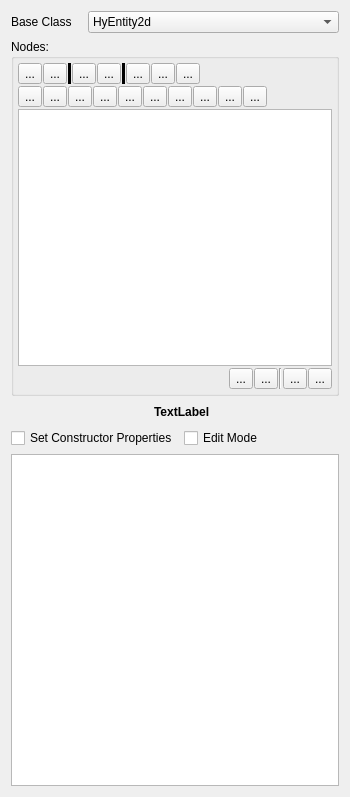
The window that Editor/src/Items/Entity/EntityWidget.ui (GameOverture/HarmonyEngine) describes before a commit, drawn with Qt 5.
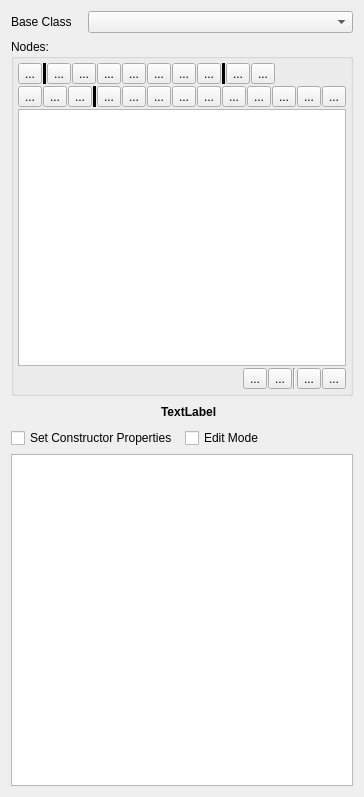
The same window after the commit. Icons and pictures are not drawn. Custom widgets are drawn as their Qt base class.

What changed in the file:
```diff
--- a/Editor/src/Items/Entity/EntityWidget.ui
+++ b/Editor/src/Items/Entity/EntityWidget.ui
@@ -6,7 +6,7 @@
    <rect>
     <x>0</x>
     <y>0</y>
-    <width>350</width>
+    <width>352</width>
     <height>797</height>
    </rect>
   </property>
@@ -39,21 +39,6 @@
            <verstretch>0</verstretch>
           </sizepolicy>
          </property>
-         <item>
-          <property name="text">
-           <string>HyEntity2d</string>
-          </property>
-         </item>
-         <item>
-          <property name="text">
-           <string>HyActor2d</string>
-          </property>
-         </item>
-         <item>
-          <property name="text">
-           <string>HyUiContainer</string>
-          </property>
-         </item>
         </widget>
        </item>
       </layout>
@@ -91,6 +76,19 @@
             </property>
            </widget>
           </item>
+          <item>
+           <widget class="Line" name="line_4">
+            <property name="frameShadow">
+             <enum>QFrame::Shadow::Plain</enum>
+            </property>
+            <property name="lineWidth">
+             <number>4</number>
+            </property>
+            <property name="orientation">
+             <enum>Qt::Orientation::Vertical</enum>
+            </property>
+           </widget>
+          </item>
           <item>
            <widget class="QToolButton" name="btnAddPrimitive">
             <property name="text">
@@ -99,7 +97,49 @@
            </widget>
           </item>
           <item>
-           <widget class="Line" name="line_2">
+           <widget class="QToolButton" name="toolButton">
+            <property name="text">
+             <string>...</string>
+            </property>
+           </widget>
+          </item>
+          <item>
+           <widget class="QToolButton" name="toolButton_2">
+            <property name="text">
+             <string>...</string>
+            </property>
+           </widget>
+          </item>
+          <item>
+           <widget class="QToolButton" name="toolButton_3">
+            <property name="text">
+             <string>...</string>
+            </property>
+           </widget>
+          </item>
+          <item>
+           <widget class="QToolButton" name="toolButton_4">
+            <property name="text">
+             <string>...</string>
+            </property>
+           </widget>
+          </item>
+          <item>
+           <widget class="QToolButton" name="toolButton_5">
+            <property name="text">
+             <string>...</string>
+            </property>
+           </widget>
+          </item>
+          <item>
+           <widget class="QToolButton" name="toolButton_6">
+            <property name="text">
+             <string>...</string>
+            </property>
+           </widget>
+          </item>
+          <item>
+           <widget class="Line" name="line_5">
             <property name="frameShadow">
              <enum>QFrame::Shadow::Plain</enum>
             </property>
@@ -126,18 +166,25 @@
            </widget>
           </item>
           <item>
-           <widget class="Line" name="line_3">
-            <property name="frameShadow">
-             <enum>QFrame::Shadow::Plain</enum>
-            </property>
-            <property name="lineWidth">
-             <number>4</number>
-            </property>
+           <spacer name="horizontalSpacer_2">
             <property name="orientation">
-             <enum>Qt::Orientation::Vertical</enum>
+             <enum>Qt::Orientation::Horizontal</enum>
             </property>
-           </widget>
+            <property name="sizeHint" stdset="0">
+             <size>
+              <width>40</width>
+              <height>20</height>
+             </size>
+            </property>
+           </spacer>
           </item>
+         </layout>
+        </item>
+        <item>
+         <layout class="QHBoxLayout" name="horizontalLayout_2">
+          <property name="spacing">
+           <number>1</number>
+          </property>
           <item>
            <widget class="QToolButton" name="btnAddLayoutHorz">
             <property name="text">
@@ -160,25 +207,18 @@
            </widget>
           </item>
           <item>
-           <spacer name="horizontalSpacer_2">
+           <widget class="Line" name="line_3">
+            <property name="frameShadow">
+             <enum>QFrame::Shadow::Plain</enum>
+            </property>
+            <property name="lineWidth">
+             <number>4</number>
+            </property>
             <property name="orientation">
-             <enum>Qt::Orientation::Horizontal</enum>
+             <enum>Qt::Orientation::Vertical</enum>
             </property>
-            <property name="sizeHint" stdset="0">
-             <size>
-              <width>40</width>
-              <height>20</height>
-             </size>
-            </property>
-           </spacer>
+           </widget>
           </item>
-         </layout>
-        </item>
-        <item>
-         <layout class="QHBoxLayout" name="horizontalLayout_2">
-          <property name="spacing">
-           <number>1</number>
-          </property>
           <item>
            <widget class="QToolButton" name="btnAddLabel">
             <property name="text">
```
Left out of the diff: 2 changed lines with no effect on the pictures.
